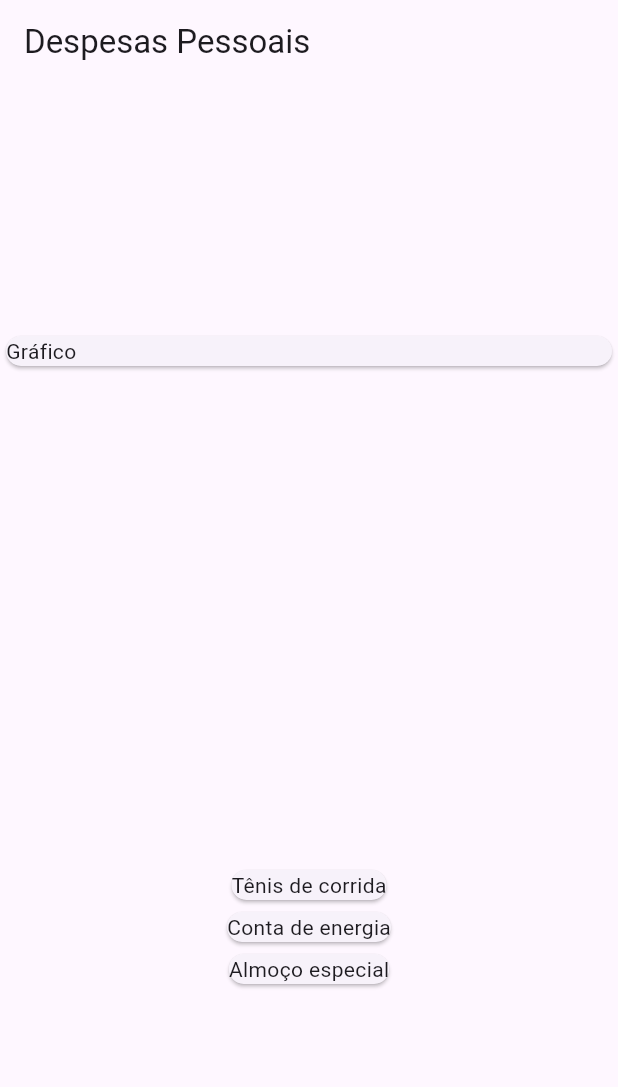
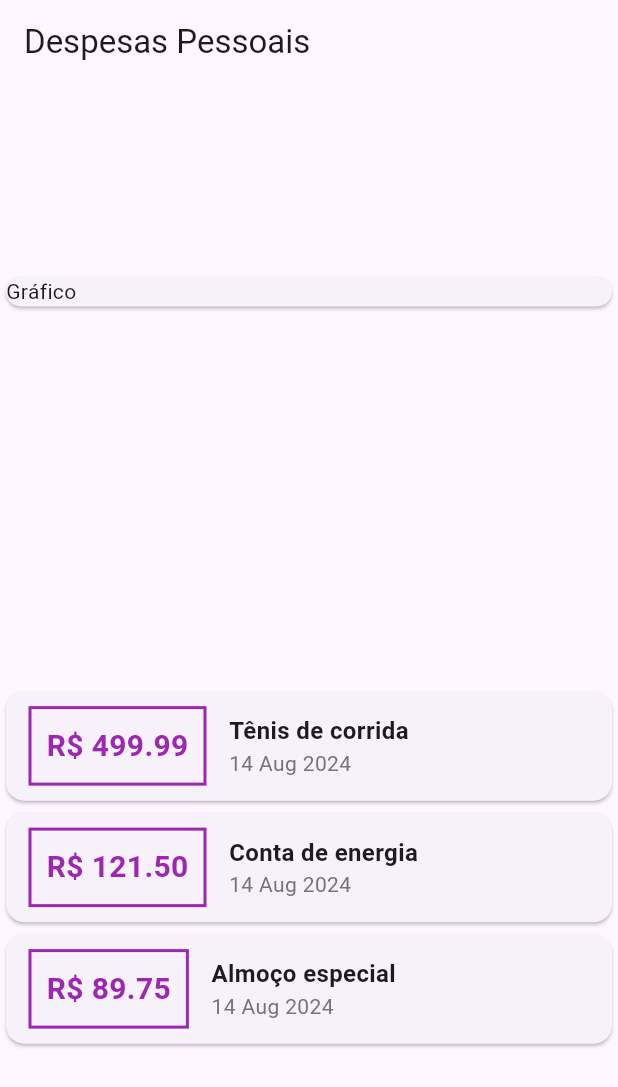
Before and after one commit to Mathews-mw/expense_organizer, a Flutter app: the screen it shows after launch, on a phone screen of 412 x 824 dp. Shown: the top 1087 px of the screen. Run offline on Flutter 3.47's test engine with Material 3 defaults, Android fonts, the phone set to English and light mode, and no system bars.

Commit message:
transactions card

```diff
--- a/lib/main.dart
+++ b/lib/main.dart
@@ -1,5 +1,6 @@
 import 'package:expense_organizer/models/transaction.dart';
 import 'package:flutter/material.dart';
+import 'package:intl/intl.dart';
 
 main() {
   runApp(ExpenseApp());
@@ -52,7 +53,38 @@ class HomePage extends StatelessWidget {
           Column(
             children: _transactions.map((transaction) {
               return Card(
-                child: Text(transaction.title),
+                child: Row(
+                  children: <Widget>[
+                    Container(
+                      margin: const EdgeInsets.symmetric(
+                          horizontal: 15, vertical: 10),
+                      decoration: BoxDecoration(
+                          border: Border.all(color: Colors.purple, width: 2)),
+                      padding: const EdgeInsets.all(10),
+                      child: Text(
+                        'R\$ ${transaction.value.toStringAsFixed(2)}',
+                        style: const TextStyle(
+                            fontWeight: FontWeight.bold,
+                            fontSize: 20,
+                            color: Colors.purple),
+                      ),
+                    ),
+                    Column(
+                      crossAxisAlignment: CrossAxisAlignment.start,
+                      children: <Widget>[
+                        Text(
+                          transaction.title,
+                          style: const TextStyle(
+                              fontWeight: FontWeight.bold, fontSize: 16),
+                        ),
+                        Text(
+                          DateFormat('d MMM y').format(transaction.date),
+                          style: TextStyle(color: Colors.grey[600]),
+                        ),
+                      ],
+                    ),
+                  ],
+                ),
               );
             }).toList(),
           )
--- a/pubspec.yaml
+++ b/pubspec.yaml
@@ -30,7 +30,7 @@ environment:
 dependencies:
   flutter:
     sdk: flutter
-
+  intl: ^0.19.0
 
   # The following adds the Cupertino Icons font to your application.
   # Use with the CupertinoIcons class for iOS style icons.
```
Also changed, not shown: pubspec.lock.
